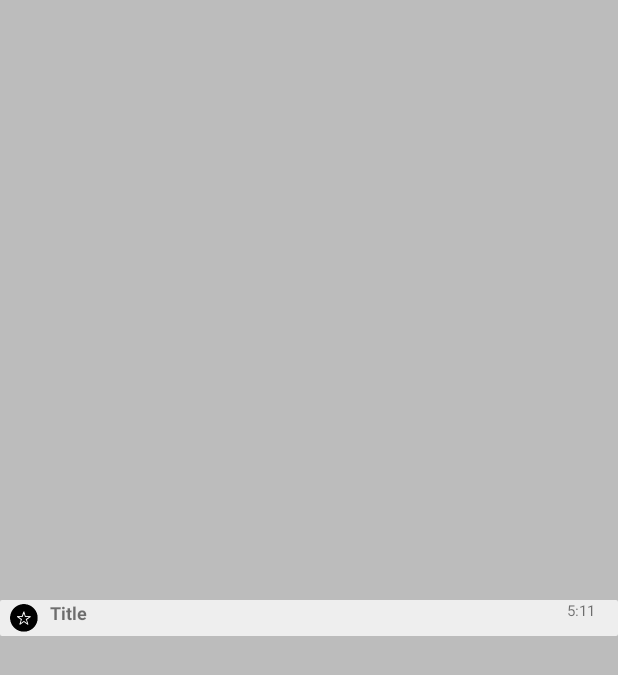
After one commit to mazzers/voiceRecorder, an Android app: the layout file_listview_item.xml on its own in the app's theme, with its tools: preview values and no code run, on a phone screen of 412 x 824 dp. The commit adds this screen. Shown: the top 675 px of the screen. Run offline under Robolectric (Android 15) with nearby library versions, the phone set to English and light mode, and no system bars.

Commit message:
list of records

```diff
--- a/app/src/main/java/com/example/mazzers/voicerecorder/fragments/ExpandableBookmarks.java
+++ b/app/src/main/java/com/example/mazzers/voicerecorder/fragments/ExpandableBookmarks.java
@@ -138,6 +138,8 @@ public class ExpandableBookmarks extends Fragment {
 //        });
 
         // Listview on child click listener
+
+
         expandableListView.setOnChildClickListener(new ExpandableListView.OnChildClickListener() {
 
             @Override
@@ -228,7 +230,6 @@ public class ExpandableBookmarks extends Fragment {
     }
 
     void toggleList() {
-        //todo fade list
         FragmentTransaction ft = getFragmentManager().beginTransaction();
         ft.setCustomAnimations(R.anim.slide_up, R.anim.slide_down, R.anim.slide_up, R.anim.slide_down);
         ft.hide(this);
@@ -236,6 +237,7 @@ public class ExpandableBookmarks extends Fragment {
         //ft.replace(R.id.container,MainActivity.getPlayerFragment());
         ft.commit();
     }
+
 
     /**
      * Prepare data for view
--- /dev/null
+++ b/app/src/main/res/layout/file_listview_item.xml
@@ -0,0 +1,58 @@
+<?xml version="1.0" encoding="utf-8"?>
+<RelativeLayout xmlns:android="http://schemas.android.com/apk/res/android"
+    android:layout_width="match_parent"
+    android:layout_height="match_parent"
+    android:layout_gravity="center"
+    android:gravity="center_vertical"
+    android:background="@color/frame_background">
+
+    <!-- the innner view - provides the white rectangle -->
+    <RelativeLayout
+        android:layout_width="match_parent"
+        android:layout_height="wrap_content"
+        android:background="@drawable/frame">
+
+
+        <!-- the container view for the title and description -->
+        <RelativeLayout
+            android:layout_width="match_parent"
+            android:layout_height="wrap_content"
+            android:layout_centerVertical="true"
+            android:layout_marginLeft="4dp">
+
+            <!-- the title view -->
+
+
+            <ImageView
+                android:layout_width="24dp"
+                android:layout_height="24dp"
+                android:id="@+id/recordIcon"
+                android:background="@drawable/star_icon" />
+
+            <TextView
+                android:id="@+id/recordTitle"
+                android:layout_width="wrap_content"
+                android:layout_height="wrap_content"
+                android:layout_toRightOf="@id/recordIcon"
+                android:layout_marginLeft="5dp"
+                android:textSize="12dp"
+                android:textStyle="bold"
+                android:text="Title" />
+
+
+            <TextView
+                android:layout_width="wrap_content"
+                android:layout_height="wrap_content"
+                android:id="@+id/recordTime"
+                android:layout_toRightOf="@id/recordTitle"
+                android:layout_alignParentRight="true"
+                android:gravity="right"
+                android:layout_marginRight="15dip"
+                android:textSize="10dp"
+                android:text="5:11" />
+        </RelativeLayout>
+
+
+    </RelativeLayout>
+
+</RelativeLayout>
```
Also changed, not shown: app/src/main/java/com/example/mazzers/voicerecorder/bookmarks/adapters/RecordListAdapter.java (+42 -4 lines), app/src/main/java/com/example/mazzers/voicerecorder/fragments/PlayerFragment.java (+97 -32 lines), app/src/main/java/com/example/mazzers/voicerecorder/fragments/RecordListFragment.java (added, +93 -0 lines), app/src/main/res/layout/record_list_layout.xml (added, +12 -0 lines), 1 other file.
